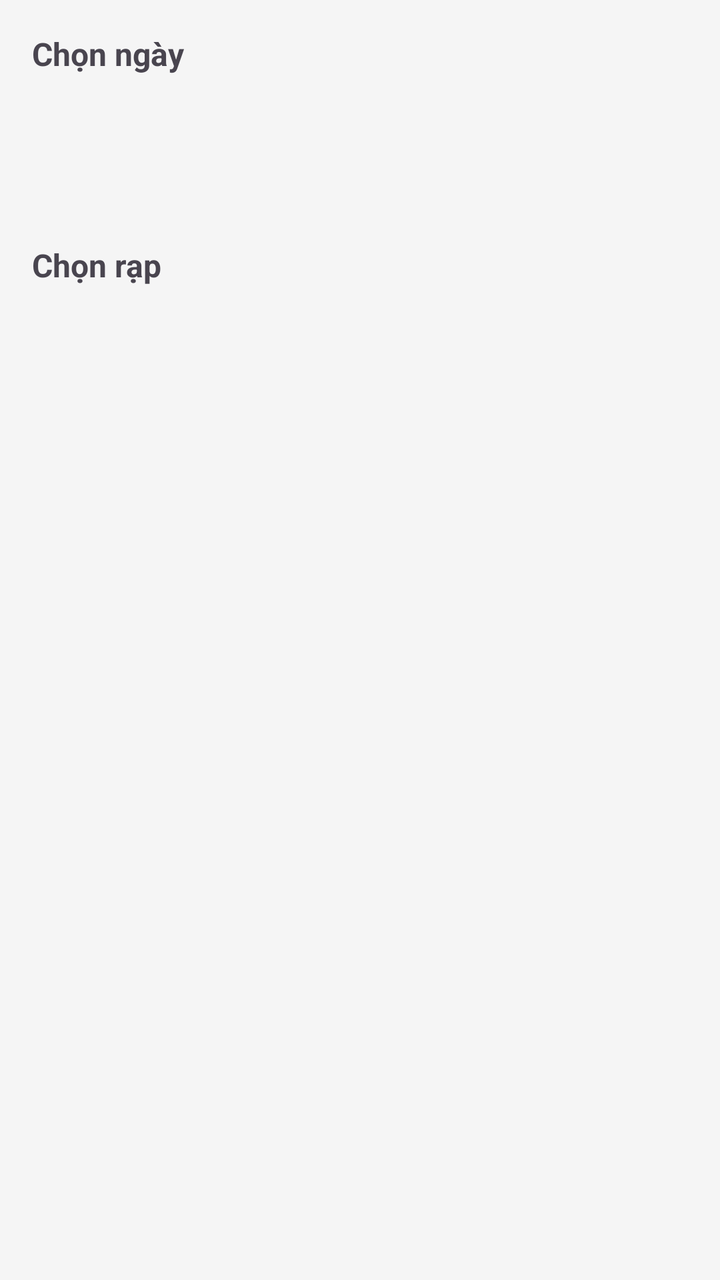
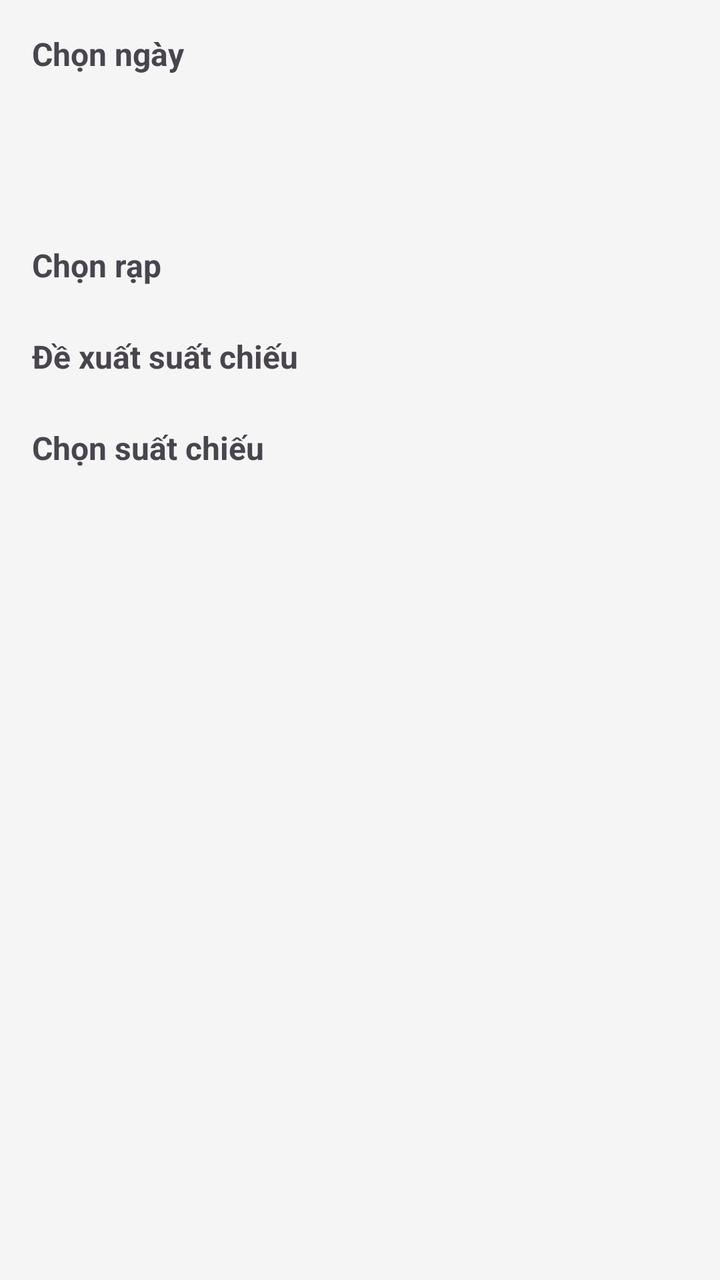

The first picture is an Android layout as it rendered before a commit; the second is the same layout after the commit. The layout source and the unified diff follow.
<!-- AndroidManifest.xml: application theme Theme.BTLNHOM17 -->
<!-- res/layout/activity_chon_suat.xml -->
<?xml version="1.0" encoding="utf-8"?>
<ScrollView xmlns:android="http://schemas.android.com/apk/res/android"
    android:layout_width="match_parent"
    android:layout_height="match_parent"
    android:background="#F5F5F5">

    <LinearLayout
        android:orientation="vertical"
        android:padding="16dp"
        android:layout_width="match_parent"
        android:layout_height="wrap_content">

        <TextView
            android:text="Chọn ngày"
            android:textStyle="bold"
            android:textSize="16sp"
            android:layout_width="wrap_content"
            android:layout_height="wrap_content" />

        <androidx.recyclerview.widget.RecyclerView
            android:id="@+id/recyclerNgay"
            android:layout_width="match_parent"
            android:layout_height="60dp"
            android:layout_marginTop="8dp" />

        <TextView
            android:text="Chọn rạp"
            android:textStyle="bold"
            android:textSize="16sp"
            android:layout_marginTop="16dp"
            android:layout_width="wrap_content"
            android:layout_height="wrap_content" />

        <androidx.recyclerview.widget.RecyclerView
            android:id="@+id/recyclerRap"
            android:layout_width="match_parent"
            android:layout_height="wrap_content"
            android:layout_marginTop="8dp" />

    </LinearLayout>
</ScrollView>
<!-- resources referenced by this layout -->
<resources>
  <style name="Theme.BTLNHOM17" parent="Base.Theme.BTLNHOM17" />
  <style name="Base.Theme.BTLNHOM17" parent="Theme.Material3.DayNight.NoActionBar">
          
          
      </style>
</resources>

<!-- the commit's change to res/layout/activity_chon_suat.xml (unified diff, before → after) -->
@@ -10,6 +10,7 @@
         android:layout_width="match_parent"
         android:layout_height="wrap_content">
 
+        
         <TextView
             android:text="Chọn ngày"
             android:textStyle="bold"
@@ -23,6 +24,7 @@
             android:layout_height="60dp"
             android:layout_marginTop="8dp" />
 
+        
         <TextView
             android:text="Chọn rạp"
             android:textStyle="bold"
@@ -37,5 +39,36 @@
             android:layout_height="wrap_content"
             android:layout_marginTop="8dp" />
 
+        
+        <TextView
+            android:text="Đề xuất suất chiếu"
+            android:textStyle="bold"
+            android:textSize="16sp"
+            android:layout_marginTop="16dp"
+            android:layout_width="wrap_content"
+            android:layout_height="wrap_content" />
+
+        <LinearLayout
+            android:id="@+id/layoutDeXuat"
+            android:layout_width="match_parent"
+            android:layout_height="wrap_content"
+            android:orientation="vertical"
+            android:layout_marginTop="8dp" />
+
+        
+        <TextView
+            android:text="Chọn suất chiếu"
+            android:textStyle="bold"
+            android:textSize="16sp"
+            android:layout_marginTop="16dp"
+            android:layout_width="wrap_content"
+            android:layout_height="wrap_content" />
+
+        <androidx.recyclerview.widget.RecyclerView
+            android:id="@+id/recyclerSuat"
+            android:layout_width="match_parent"
+            android:layout_height="wrap_content"
+            android:layout_marginTop="8dp" />
+
     </LinearLayout>
 </ScrollView>
